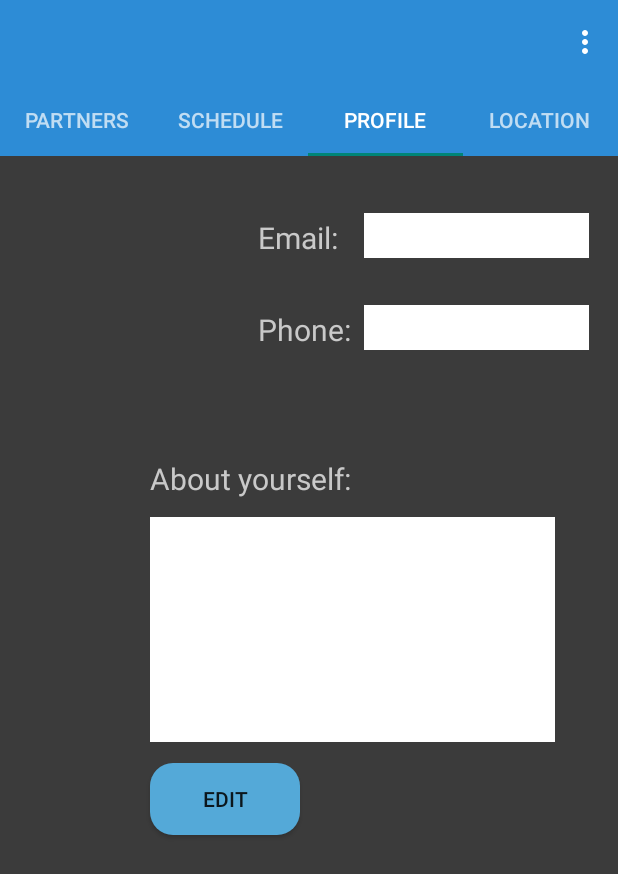
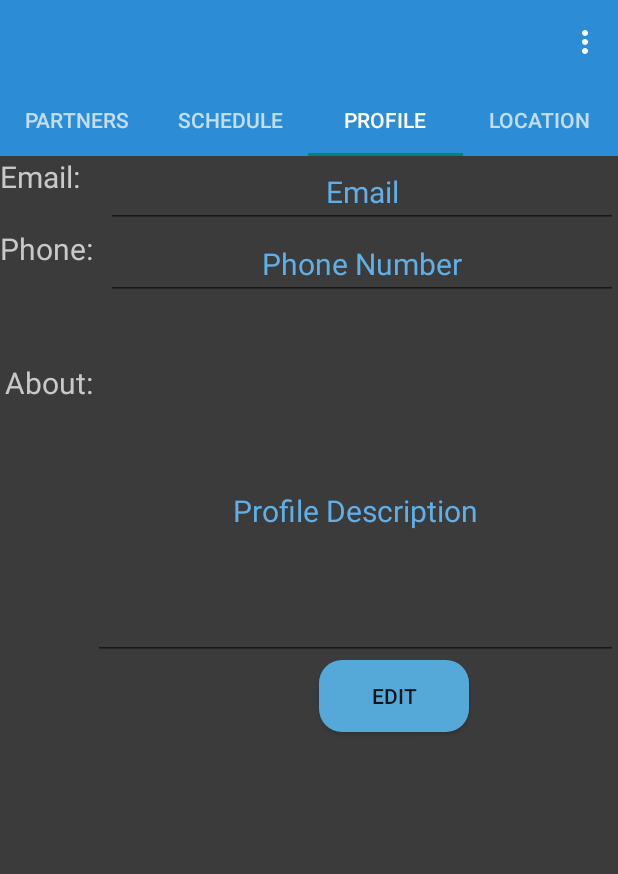
Before and after one commit to duy159/comp3717project, an Android app: the MainActivity screen opened directly, with no data from a screen before it, tab 3 chosen, on a phone screen of 412 x 824 dp. Shown: the top 874 px of the screen. Run offline under Robolectric (Android 15) with nearby library versions, the phone set to English and light mode, and no system bars.

Commit message:
Profile changes

```diff
--- a/app/src/main/java/com/example/andrew/comp3717project/MongoAdapter.java
+++ b/app/src/main/java/com/example/andrew/comp3717project/MongoAdapter.java
@@ -32,5 +32,4 @@ public interface MongoAdapter {
      */
     public void processResult(String result);
 
-    public void processPass(String result);
 }
--- a/app/src/main/java/com/example/andrew/comp3717project/ProfileFragment.java
+++ b/app/src/main/java/com/example/andrew/comp3717project/ProfileFragment.java
@@ -1,19 +1,80 @@
 package com.example.andrew.comp3717project;
 
+import android.os.Bundle;
 import android.support.v4.app.Fragment;
-import android.os.Bundle;
 import android.view.LayoutInflater;
 import android.view.View;
 import android.view.ViewGroup;
+import android.widget.Button;
+import android.widget.EditText;
+import android.widget.Toast;
 
-/**
- * Created by Andrew on 1/21/2015.
- */
-public class ProfileFragment extends Fragment{
+import org.json.JSONException;
+import org.json.JSONObject;
+
+public class ProfileFragment extends Fragment  implements MongoAdapter{
+    // WB apikey, dbname and collection
+    private static final String API_KEY = "11h4wQ_5jg2QpLBxQ8mIM0C2HYJ54iyE";
+    private static final String DB_NAME = "workoutbuddies";
+    private static final String COLLECTION_NAME = "registeredUsers";
     @Override
     public View onCreateView( LayoutInflater inflater, ViewGroup container, Bundle savedInstanceState )
     {
+        View view = inflater.inflate(R.layout.fragment_profile, container, false);
+        Button editButton = (Button) view.findViewById(R.id.button4);
+        editButton.setOnClickListener(new View.OnClickListener()
+        {
+            @Override
+            public void onClick(View v)
+            {
+                // do something
+                editProfile(v);
+            }
+        });
         // Inflate the layout for this fragment\
-        return inflater.inflate( R.layout.fragment_profile, container, false );
+        return view;
+    }
+    public void editProfile(View v)
+    {
+        String success = "Profile Edited!";
+        String collection = COLLECTION_NAME;
+        JSONObject editUser = new JSONObject();
+        String myUser = Login.getGlobalUser();
+        String editProfile = ((EditText) v.findViewById(R.id.editText6)).getText().toString();
+        String editPhone = ((EditText) v.findViewById(R.id.editText5)).getText().toString();
+        String editEmail = ((EditText) v.findViewById(R.id.editText4)).getText().toString();
+        try {
+            Mongo.put(this, collection, editUser.put("user",myUser), editUser.put("profile", editProfile));
+        } catch (JSONException e) {
+            e.printStackTrace();
+        }
+        try {
+            Mongo.put(this, collection, editUser.put("user",myUser), editUser.put("email", editEmail));
+        } catch (JSONException e) {
+            e.printStackTrace();
+        }
+        try {
+            Mongo.put(this, collection, editUser.put("user",myUser), editUser.put("phone", editPhone));
+        } catch (JSONException e) {
+            e.printStackTrace();
+        }
+        Login.setGlobalProfile(editProfile);
+        Login.setGlobalEmail(editEmail);
+        Login.setGlobalPhone(editPhone);
+        Toast.makeText(getActivity(), success, Toast.LENGTH_SHORT).show();
+    }
+    @Override
+    public String dbName() {
+        return  DB_NAME;
+    }
+
+    @Override
+    public String apiKey() {
+        return API_KEY;
+    }
+
+    @Override
+    public void processResult(String result) {
+
     }
 }
--- a/app/src/main/res/layout/fragment_profile.xml
+++ b/app/src/main/res/layout/fragment_profile.xml
@@ -8,37 +8,12 @@
     <TextView
         android:layout_width="wrap_content"
         android:layout_height="wrap_content"
-        android:id="@+id/textView3"
-        android:layout_marginTop="38dp"
-        android:background="@drawable/design_profile_contact"
-        android:layout_marginRight="19dp"
-        android:layout_marginEnd="19dp"
-        android:layout_alignParentTop="true"
-        android:layout_alignParentRight="true"
-        android:layout_alignParentEnd="true" />
-
-    <TextView
-        android:layout_width="wrap_content"
-        android:layout_height="wrap_content"
         android:text="Email:"
         android:id="@+id/textView4"
         android:textSize="20dp"
         android:textColor="#ffc9c9c9"
         android:layout_marginRight="17dp"
-        android:layout_marginEnd="17dp"
-        android:layout_alignBottom="@+id/textView3"
-        android:layout_toLeftOf="@+id/textView3"
-        android:layout_toStartOf="@+id/textView3" />
-
-    <TextView
-        android:layout_width="wrap_content"
-        android:layout_height="wrap_content"
-        android:id="@+id/textView5"
-        android:layout_marginTop="31dp"
-        android:background="@drawable/design_profile_contact"
-        android:layout_below="@+id/textView4"
-        android:layout_alignRight="@+id/textView3"
-        android:layout_alignEnd="@+id/textView3" />
+        android:layout_marginEnd="17dp" />
 
     <TextView
         android:layout_width="wrap_content"
@@ -47,31 +22,21 @@
         android:id="@+id/textView6"
         android:textSize="20dp"
         android:textColor="#ffc9c9c9"
-        android:layout_alignBottom="@+id/textView5"
-        android:layout_alignLeft="@+id/textView4"
-        android:layout_alignStart="@+id/textView4" />
+        android:layout_below="@+id/editText4"
+        android:layout_alignParentLeft="true"
+        android:layout_alignParentStart="true" />
 
     <TextView
         android:layout_width="wrap_content"
         android:layout_height="wrap_content"
-        android:id="@+id/textView7"
-        android:background="@drawable/design_profile_description"
-        android:layout_marginTop="12dp"
-        android:layout_below="@+id/textView8"
-        android:layout_alignLeft="@+id/textView8"
-        android:layout_alignStart="@+id/textView8" />
-
-    <TextView
-        android:layout_width="wrap_content"
-        android:layout_height="wrap_content"
-        android:text="About yourself:"
+        android:text="About:"
         android:id="@+id/textView8"
         android:textSize="20dp"
         android:textColor="#ffc9c9c9"
-        android:layout_marginTop="72dp"
-        android:layout_below="@+id/textView5"
+        android:layout_below="@+id/editText5"
         android:layout_alignRight="@+id/textView6"
-        android:layout_alignEnd="@+id/textView6" />
+        android:layout_alignEnd="@+id/textView6"
+        android:layout_marginTop="41dp" />
 
     <Button
         style="?android:attr/buttonStyleSmall"
@@ -80,8 +45,52 @@
         android:text="Edit"
         android:id="@+id/button4"
         android:background="@drawable/design_profile_edit"
-        android:layout_marginTop="14dp"
-        android:layout_below="@+id/textView7"
-        android:layout_alignLeft="@+id/textView7"
-        android:layout_alignStart="@+id/textView7" />
+        android:layout_centerVertical="true"
+        android:layout_alignParentRight="true"
+        android:layout_alignParentEnd="true"
+        android:layout_marginRight="99dp"
+        android:layout_marginEnd="99dp" />
+
+    <EditText
+        android:layout_width="match_parent"
+        android:layout_height="wrap_content"
+        android:id="@+id/editText4"
+        android:hint="Email"
+        android:textSize="20dp"
+        android:gravity="center"
+        android:textColorHint="#ff60b0e7"
+        android:singleLine="true"
+        android:layout_alignParentTop="true"
+        android:editable="true"
+        android:layout_toRightOf="@+id/textView4"
+        android:layout_toEndOf="@+id/textView4" />
+
+    <EditText
+        android:layout_width="match_parent"
+        android:layout_height="wrap_content"
+        android:id="@+id/editText5"
+        android:hint="Phone Number"
+        android:textSize="20dp"
+        android:gravity="center"
+        android:textColorHint="#ff60b0e7"
+        android:singleLine="true"
+        android:layout_alignTop="@+id/textView6"
+        android:layout_alignParentRight="true"
+        android:layout_alignParentEnd="true"
+        android:layout_toRightOf="@+id/textView4"
+        android:layout_toEndOf="@+id/textView4" />
+
+    <EditText
+        android:layout_width="match_parent"
+        android:layout_height="wrap_content"
+        android:id="@+id/editText6"
+        android:hint="Profile Description"
+        android:textSize="20dp"
+        android:gravity="center"
+        android:textColorHint="#ff60b0e7"
+        android:singleLine="true"
+        android:layout_alignTop="@+id/textView8"
+        android:layout_toRightOf="@+id/textView8"
+        android:layout_toEndOf="@+id/textView8"
+        android:layout_above="@+id/button4" />
 </RelativeLayout>
```
Also changed, not shown: app/src/main/java/com/example/andrew/comp3717project/Login.java (+145 -57 lines), app/src/main/java/com/example/andrew/comp3717project/MainActivity.java (+58 -2 lines), app/src/main/java/com/example/andrew/comp3717project/Mongo.java (+3 -104 lines), app/src/main/java/com/example/andrew/comp3717project/Register.java (+5 -8 lines).
